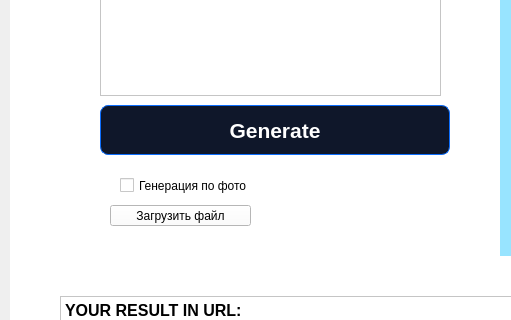
Old version of the form app/style/main_window.ui in the repository glebkasilov/Qt-project; both pictures show x 0 to 511 and y 254 to 574 of the 1280 by 720 pixel window.
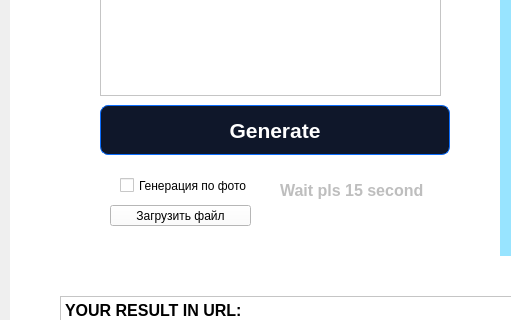
New version of the form. Icons and pictures are not drawn.

```diff
--- a/app/style/main_window.ui
+++ b/app/style/main_window.ui
@@ -174,29 +174,8 @@
        <string>Generate</string>
       </property>
      </widget>
-     <widget class="QLabel" name="wait_label">
-      <property name="enabled">
-       <bool>false</bool>
-      </property>
-      <property name="geometry">
-       <rect>
-        <x>20</x>
-        <y>10</y>
-        <width>151</width>
-        <height>51</height>
-       </rect>
-      </property>
-      <property name="text">
-       <string>&lt;!DOCTYPE HTML PUBLIC &quot;-//W3C//DTD HTML 4.0//EN&quot; &quot;http://www.w3.org/TR/REC-html40/strict.dtd&quot;&gt;
-&lt;html&gt;&lt;head&gt;&lt;meta name=&quot;qrichtext&quot; content=&quot;1&quot; /&gt;&lt;style type=&quot;text/css&quot;&gt;
-p, li { white-space: pre-wrap; }
-&lt;/style&gt;&lt;/head&gt;&lt;body style=&quot; font-family:'MS Shell Dlg 2'; font-size:8.25pt; font-weight:400; font-style:normal;&quot;&gt;
-&lt;p style=&quot; margin-top:0px; margin-bottom:0px; margin-left:0px; margin-right:0px; -qt-block-indent:0; text-indent:0px;&quot;&gt;&lt;span style=&quot; font-size:12pt; font-weight:600;&quot;&gt;Wait pls 15 second&lt;/span&gt;&lt;/p&gt;&lt;/body&gt;&lt;/html&gt;</string>
-      </property>
-     </widget>
-     <zorder>volsh_palochka</zorder>
-     <zorder>wait_label</zorder>
      <zorder>generate_button</zorder>
+     <zorder>volsh_palochka</zorder>
     </widget>
     <widget class="QPlainTextEdit" name="plainTextEdit">
      <property name="geometry">
@@ -242,6 +221,26 @@
       <string>Загрузить файл</string>
      </property>
     </widget>
+    <widget class="QLabel" name="wait_label">
+     <property name="enabled">
+      <bool>false</bool>
+     </property>
+     <property name="geometry">
+      <rect>
+       <x>270</x>
+       <y>400</y>
+       <width>151</width>
+       <height>51</height>
+      </rect>
+     </property>
+     <property name="text">
+      <string>&lt;!DOCTYPE HTML PUBLIC &quot;-//W3C//DTD HTML 4.0//EN&quot; &quot;http://www.w3.org/TR/REC-html40/strict.dtd&quot;&gt;
+&lt;html&gt;&lt;head&gt;&lt;meta name=&quot;qrichtext&quot; content=&quot;1&quot; /&gt;&lt;style type=&quot;text/css&quot;&gt;
+p, li { white-space: pre-wrap; }
+&lt;/style&gt;&lt;/head&gt;&lt;body style=&quot; font-family:'MS Shell Dlg 2'; font-size:8.25pt; font-weight:400; font-style:normal;&quot;&gt;
+&lt;p style=&quot; margin-top:0px; margin-bottom:0px; margin-left:0px; margin-right:0px; -qt-block-indent:0; text-indent:0px;&quot;&gt;&lt;span style=&quot; font-size:12pt; font-weight:600;&quot;&gt;Wait pls 15 second&lt;/span&gt;&lt;/p&gt;&lt;/body&gt;&lt;/html&gt;</string>
+     </property>
+    </widget>
     <zorder>button</zorder>
     <zorder>picture</zorder>
     <zorder>promt_name</zorder>
@@ -249,6 +248,7 @@
     <zorder>plainTextEdit</zorder>
     <zorder>photo_generate_key</zorder>
     <zorder>pushButton</zorder>
+    <zorder>wait_label</zorder>
    </widget>
   </widget>
   <widget class="QMenuBar" name="menubar">
```
